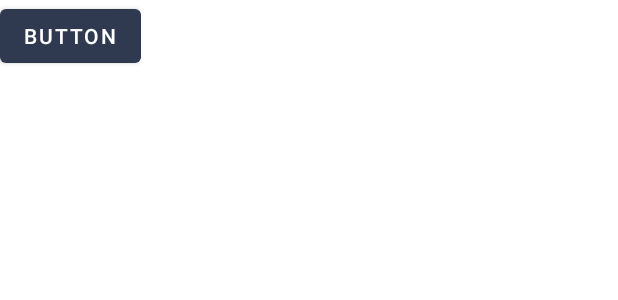
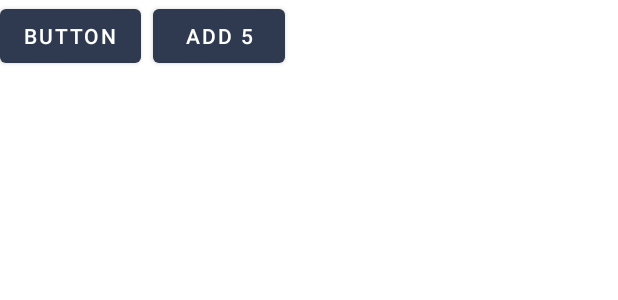
Before and after one commit to AtmaWPN/final-project, an Android app: the layout quick_access_item.xml on its own in the app's theme, with its tools: preview values and no code run, on a phone screen of 412 x 824 dp. Shown: the top 300 px of the screen. Run offline under Robolectric (Android 15) with nearby library versions, the phone set to English and light mode, and no system bars.

Commit message:
added button to add 5 of an item

```diff
--- a/app/src/main/java/com/usu/todosapplication/repository/TodosRepository.java
+++ b/app/src/main/java/com/usu/todosapplication/repository/TodosRepository.java
@@ -58,9 +58,10 @@ public class TodosRepository {
     public void saveTodo(String task, int quantity) {
         List<Todo> matchingTodos = db.getTodosDao().getMatchingTodos(task);
         // if task already exists
+        System.out.println(quantity);
         if (matchingTodos.size() > 0) {
             if (matchingTodos.get(0).visible) {
-                matchingTodos.get(0).quantity++;
+                matchingTodos.get(0).quantity += quantity;
             } else {
                 matchingTodos.get(0).visible = true;
                 matchingTodos.get(0).quantity = quantity;
--- a/app/src/main/java/com/usu/todosapplication/viewmodel/TodosViewModel.java
+++ b/app/src/main/java/com/usu/todosapplication/viewmodel/TodosViewModel.java
@@ -82,8 +82,7 @@ public class TodosViewModel extends ViewModel {
     }
 
 
-    public void saveTodo(String task) {
-
+    public void saveTodo(String task, int quantity) {
         errorMessage.setValue("");
 //        saving.setValue(true);
         saveSuccess.setValue(false);
@@ -91,7 +90,7 @@ public class TodosViewModel extends ViewModel {
             if (task.isEmpty()) {
                 errorMessage.postValue("Task cannot be empty");
             } else {
-                this.repository.saveTodo(task, 1);
+                this.repository.saveTodo(task, quantity);
                 saveSuccess.postValue(true);
             }
 //            saving.postValue(false);
--- a/app/src/main/res/layout/quick_access_item.xml
+++ b/app/src/main/res/layout/quick_access_item.xml
@@ -2,7 +2,7 @@
 <androidx.constraintlayout.widget.ConstraintLayout xmlns:android="http://schemas.android.com/apk/res/android"
     xmlns:app="http://schemas.android.com/apk/res-auto"
     xmlns:tools="http://schemas.android.com/tools"
-    android:layout_width="wrap_content"
+    android:layout_width="match_parent"
     android:layout_height="wrap_content">
 
     <Button
@@ -12,4 +12,13 @@
         android:text="Button"
         app:layout_constraintStart_toStartOf="parent"
         app:layout_constraintTop_toTopOf="parent" />
+
+    <Button
+        android:id="@+id/bulkAdd"
+        android:layout_width="wrap_content"
+        android:layout_height="wrap_content"
+        android:layout_marginStart="8dp"
+        android:text="add 5"
+        app:layout_constraintStart_toEndOf="@+id/button"
+        app:layout_constraintTop_toTopOf="parent" />
 </androidx.constraintlayout.widget.ConstraintLayout>
```
Also changed, not shown: app/src/main/java/com/usu/todosapplication/view/QuickAccessAdapter.java (+4 -3 lines), app/src/main/java/com/usu/todosapplication/view/TodosFragment.java (+2 -7 lines).
